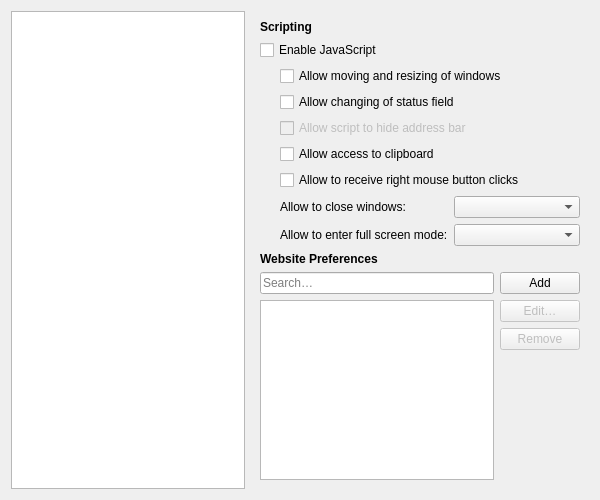
The window that src/modules/windows/preferences/AdvancedPreferencesPage.ui (OtterBrowser/otter-browser) describes before a commit, drawn with Qt 5.
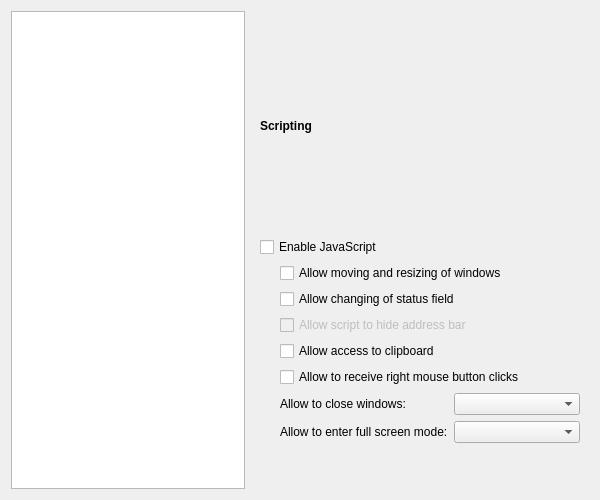
The same window after the commit. The open tabs and pages were chosen to show the change. Custom widgets are drawn as their Qt base class.

Commit message: Split out Websites as first level tab

What changed in the file:
```diff
--- a/src/modules/windows/preferences/AdvancedPreferencesPage.ui
+++ b/src/modules/windows/preferences/AdvancedPreferencesPage.ui
@@ -492,89 +492,11 @@
         </layout>
        </item>
        <item>
-        <widget class="QLabel" name="overridesHeader">
-         <property name="font">
-          <font>
-           <weight>75</weight>
-           <bold>true</bold>
-          </font>
+        <spacer name="scriptingSpacer">
+         <property name="orientation">
+          <enum>Qt::Vertical</enum>
          </property>
-         <property name="text">
-          <string>Website Preferences</string>
-         </property>
-        </widget>
-       </item>
-       <item>
-        <layout class="QHBoxLayout" name="contentOverridesLayout">
-         <item>
-          <layout class="QVBoxLayout" name="contentOverridesContentLayout">
-           <item>
-            <widget class="Otter::LineEditWidget" name="contentOverridesFilterLineEditWidget">
-             <property name="placeholderText">
-              <string>Search…</string>
-             </property>
-            </widget>
-           </item>
-           <item>
-            <widget class="Otter::ItemViewWidget" name="contentOverridesItemView">
-             <property name="contextMenuPolicy">
-              <enum>Qt::NoContextMenu</enum>
-             </property>
-             <property name="editTriggers">
-              <set>QAbstractItemView::NoEditTriggers</set>
-             </property>
-             <property name="alternatingRowColors">
-              <bool>true</bool>
-             </property>
-             <attribute name="headerVisible">
-              <bool>false</bool>
-             </attribute>
-             <attribute name="headerDefaultSectionSize">
-              <number>250</number>
-             </attribute>
-            </widget>
-           </item>
-          </layout>
-         </item>
-         <item>
-          <layout class="QVBoxLayout" name="contentOverridesButtonsLayout" stretch="0,0,0,1">
-           <item>
-            <widget class="QPushButton" name="contentOverridesAddButton">
-             <property name="text">
-              <string>Add</string>
-             </property>
-            </widget>
-           </item>
-           <item>
-            <widget class="QPushButton" name="contentOverridesEditButton">
-             <property name="enabled">
-              <bool>false</bool>
-             </property>
-             <property name="text">
-              <string>Edit…</string>
-             </property>
-            </widget>
-           </item>
-           <item>
-            <widget class="QPushButton" name="contentOverridesRemoveButton">
-             <property name="enabled">
-              <bool>false</bool>
-             </property>
-             <property name="text">
-              <string>Remove</string>
-             </property>
-            </widget>
-           </item>
-           <item>
-            <spacer name="contentOverridesButtonsSpacer">
-             <property name="orientation">
-              <enum>Qt::Vertical</enum>
-             </property>
-            </spacer>
-           </item>
-          </layout>
-         </item>
-        </layout>
+        </spacer>
        </item>
       </layout>
      </widget>
```
The commit also changes 11 other files.
